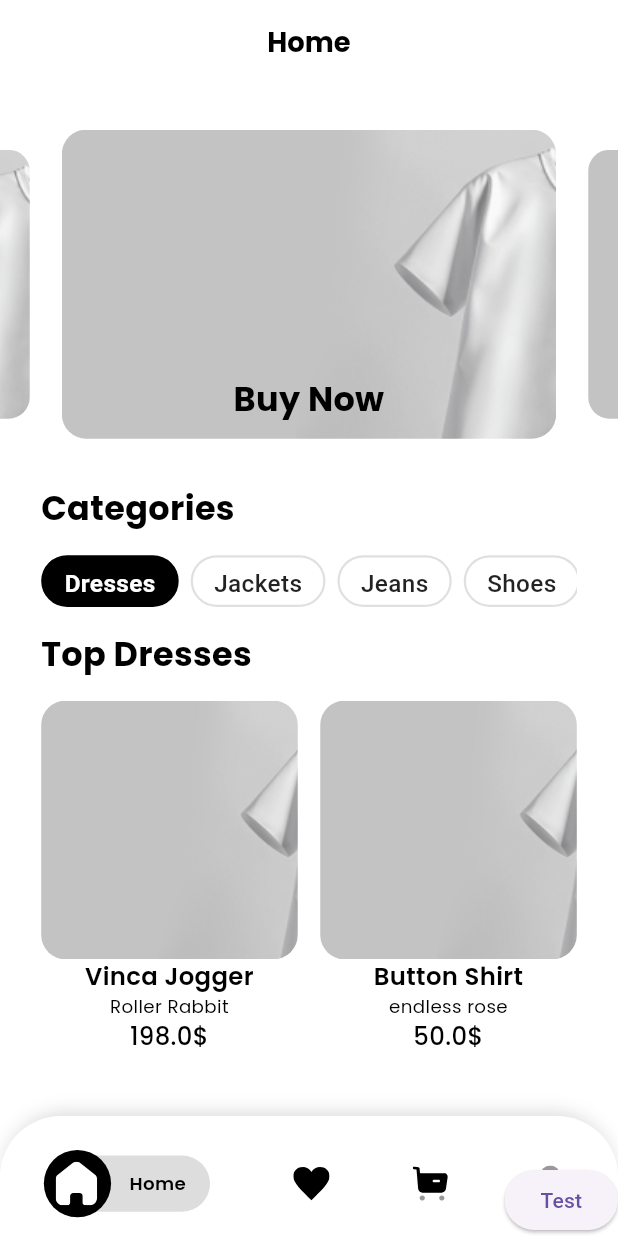
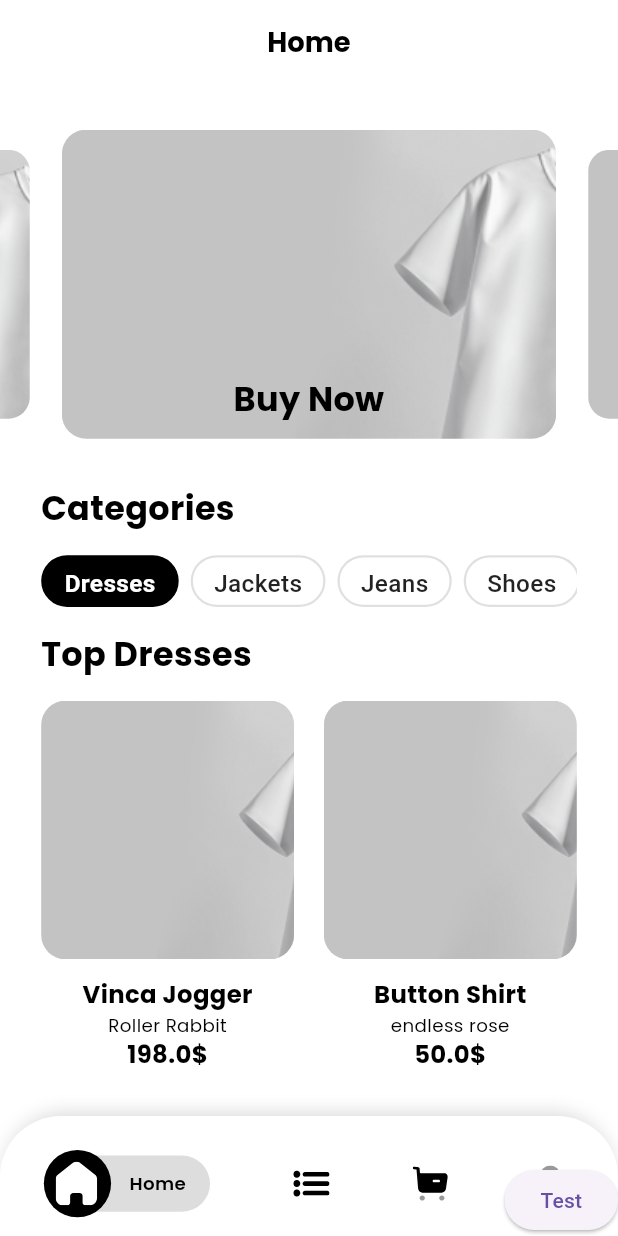
Before and after one commit to OmarAfifi-CSE/depi-flutter-graduation-project, a Flutter app: the HomeScreen screen opened by its route, on a phone screen of 412 x 824 dp. Run offline on Flutter 3.47's test engine with Material 3 defaults, Android fonts, the phone set to English and light mode, and no system bars; drawn by our look-alikes of carousel_slider, flutter_animate; our stand-ins replace bloc, cloud_firestore, firebase_auth, firebase_core, flutter_bloc, flutter_screenutil and 6 more; accounts and stored records are empty; generated files the repository leaves out were written again; network calls fail.

Commit message:
Add categories tab and icon, update localization
Introduces a new categories tab in place of wishlist, adds a categories SVG icon, and updates localization files and navigation bar to reflect the change. Also refactors related assets and adjusts product card/grid styling for improved UI consistency.

```diff
--- a/lib/l10n/app_ar.arb
+++ b/lib/l10n/app_ar.arb
@@ -134,6 +134,7 @@
 
 
   "home": "الرئيسية",
+  "categories": "الفئات",
   "cart": "السلة",
   "favorites": "المفضلة",
   "notifications": "الإشعارات",
@@ -142,7 +143,6 @@
 
   "search": "بحث",
   "clothes": "ملابس",
-  "categories": "فئات",
   "top_dresses": "أفضل الفساتين",
 
 
--- a/lib/l10n/app_en.arb
+++ b/lib/l10n/app_en.arb
@@ -138,6 +138,7 @@
   "error_happened": "Error happened",
 
   "home": "Home",
+  "categories": "Categories",
   "cart": "Cart",
   "favorites": "Wishlist",
   "notifications": "Notifications",
@@ -146,7 +147,6 @@
 
   "search": "Search",
   "clothes": "Clothes",
-  "categories": "Categories",
   "top_dresses": "Top Dresses",
 
 
--- a/lib/l10n/app_localizations.dart
+++ b/lib/l10n/app_localizations.dart
@@ -605,6 +605,12 @@ abstract class AppLocalizations {
   /// **'Home'**
   String get home;
 
+  /// No description provided for @categories.
+  ///
+  /// In en, this message translates to:
+  /// **'Categories'**
+  String get categories;
+
   /// No description provided for @cart.
   ///
   /// In en, this message translates to:
@@ -640,12 +646,6 @@ abstract class AppLocalizations {
   /// In en, this message translates to:
   /// **'Clothes'**
   String get clothes;
-
-  /// No description provided for @categories.
-  ///
-  /// In en, this message translates to:
-  /// **'Categories'**
-  String get categories;
 
   /// No description provided for @top_dresses.
   ///
--- a/lib/l10n/app_localizations_ar.dart
+++ b/lib/l10n/app_localizations_ar.dart
@@ -266,6 +266,9 @@ class AppLocalizationsAr extends AppLocalizations {
   String get home => 'الرئيسية';
 
   @override
+  String get categories => 'الفئات';
+
+  @override
   String get cart => 'السلة';
 
   @override
@@ -282,9 +285,6 @@ class AppLocalizationsAr extends AppLocalizations {
 
   @override
   String get clothes => 'ملابس';
-
-  @override
-  String get categories => 'فئات';
 
   @override
   String get top_dresses => 'أفضل الفساتين';
--- a/lib/l10n/app_localizations_en.dart
+++ b/lib/l10n/app_localizations_en.dart
@@ -266,6 +266,9 @@ class AppLocalizationsEn extends AppLocalizations {
   String get home => 'Home';
 
   @override
+  String get categories => 'Categories';
+
+  @override
   String get cart => 'Cart';
 
   @override
@@ -282,9 +285,6 @@ class AppLocalizationsEn extends AppLocalizations {
 
   @override
   String get clothes => 'Clothes';
-
-  @override
-  String get categories => 'Categories';
 
   @override
   String get top_dresses => 'Top Dresses';
--- a/lib/routing/router_generation_config.dart
+++ b/lib/routing/router_generation_config.dart
@@ -6,10 +6,10 @@ import 'package:batrina/views/auth/sign_in_screen.dart';
 import 'package:batrina/views/auth/sign_up_screen.dart';
 import 'package:batrina/views/auth/email_verification_screen.dart';
 import 'package:batrina/views/cart/cart_screen.dart';
+import 'package:batrina/views/home/category_screen.dart';
 import 'package:batrina/views/home/home_screen.dart';
 import 'package:batrina/views/onboarding/onboarding_screen.dart';
 import 'package:batrina/views/profile/profile_screen.dart';
-import 'package:batrina/views/wishlist/screens/wishlist_screen.dart';
 import 'package:batrina/views/wrapper_screen.dart';
 import 'package:firebase_auth/firebase_auth.dart';
 import 'package:flutter/cupertino.dart';
@@ -155,7 +155,7 @@ class RouterGenerationConfig {
                 GoRoute(
                   path: AppRoutes.wishlistScreen,
                   name: AppRoutes.wishlistScreen,
-                  builder: (context, state) => const WishlistScreen(),
+                  builder: (context, state) => const CategoryScreen(),
                 ),
               ],
             ),
--- a/lib/styling/app_assets.dart
+++ b/lib/styling/app_assets.dart
@@ -3,9 +3,10 @@ class AppAssets {
   static const String arrowBack = 'assets/images/arrow_back.svg';
   static const String forgotPassword = 'assets/lottie/Forgot Password.json';
   static const String homeIcon = 'assets/icons/home-icon.svg';
+  static const String categoriesIcon = 'assets/icons/categories-icon.svg';
+  static const String cartIcon = 'assets/icons/cart-icon.svg';
+  static const String profileIcon = 'assets/icons/profile-icon.svg';
   static const String favoriteIcon = 'assets/icons/favorite-icon.svg';
-  static const String cartIcon = 'assets/icons/cart-icon.svg';
   static const String notificationsIcon = 'assets/icons/notifications-icon.svg';
-  static const String profileIcon = 'assets/icons/profile-icon.svg';
   static const String categoryTestImage = 'assets/images/1.png';
 }
--- a/lib/views/home/widgets/product_card_widget.dart
+++ b/lib/views/home/widgets/product_card_widget.dart
@@ -1,4 +1,3 @@
-import 'package:batrina/styling/app_assets.dart';
 import 'package:batrina/widgets/custom_text.dart';
 import 'package:flutter/cupertino.dart';
 import 'package:flutter_screenutil/flutter_screenutil.dart';
@@ -8,28 +7,35 @@ class ProductCardWidget extends StatelessWidget {
   final String desc;
   final String brand;
   final String img;
-  const ProductCardWidget({super.key, required this.price, required this.desc, required this.brand, required this.img});
+
+  const ProductCardWidget({
+    super.key,
+    required this.price,
+    required this.desc,
+    required this.brand,
+    required this.img,
+  });
 
   @override
   Widget build(BuildContext context) {
     return Column(
+      mainAxisSize: MainAxisSize.min,
       children: [
         Container(
           height: 170.h,
           decoration: BoxDecoration(
             borderRadius: BorderRadius.circular(16.r),
-            image: DecorationImage(
-              image: AssetImage(img),
-              fit: BoxFit.cover,
-            ),
+            image: DecorationImage(image: AssetImage(img), fit: BoxFit.cover),
           ),
         ),
+        SizedBox(height: 12.h),
         Column(
+          mainAxisSize: MainAxisSize.min,
           children: [
             CustomText(
               data: brand,
               fontSize: 16.sp,
-              fontWeight: FontWeight.w600,
+              fontWeight: FontWeight.bold,
             ),
             CustomText(
               data: desc,
@@ -39,7 +45,7 @@ class ProductCardWidget extends StatelessWidget {
             CustomText(
               data: "$price\$",
               fontSize: 16.sp,
-              fontWeight: FontWeight.w500,
+              fontWeight: FontWeight.bold,
             ),
           ],
         ),
--- a/lib/views/home/widgets/product_grid_view.dart
+++ b/lib/views/home/widgets/product_grid_view.dart
@@ -1,8 +1,8 @@
 import 'package:batrina/models/product_model.dart';
 import 'package:batrina/styling/app_assets.dart';
-import 'package:batrina/views/home/widgets/product_card_widget.dart'
-    show ProductCardWidget;
+import 'package:batrina/views/home/widgets/product_card_widget.dart';
 import 'package:flutter/material.dart';
+import 'package:flutter_screenutil/flutter_screenutil.dart';
 
 final List<Product> products = [
   Product(
@@ -75,11 +75,11 @@ class ProductGridView extends StatelessWidget {
     return GridView.builder(
       shrinkWrap: true,
       physics: const NeverScrollableScrollPhysics(),
-      gridDelegate: const SliverGridDelegateWithFixedCrossAxisCount(
+      gridDelegate: SliverGridDelegateWithFixedCrossAxisCount(
         crossAxisCount: 2,
-        childAspectRatio: 0.65,
-        crossAxisSpacing: 15,
-        mainAxisSpacing: 30,
+        childAspectRatio: 0.6,
+        crossAxisSpacing: 18.w,
+        mainAxisSpacing: 20.h,
       ),
       itemCount: products.length,
       itemBuilder: (context, index) {
--- a/lib/views/wrapper_screen.dart
+++ b/lib/views/wrapper_screen.dart
@@ -12,7 +12,7 @@ class WrapperScreen extends StatelessWidget {
 
   static const List<String> _pageTitles = [
     'Home',
-    'Wishlist',
+    'Categories',
     'Cart',
     'Profile',
   ];
--- a/lib/widgets/custom_nav_bar.dart
+++ b/lib/widgets/custom_nav_bar.dart
@@ -54,8 +54,8 @@ class CustomNavBar extends StatelessWidget {
                     onTap: () => _selectTab(context, 0),
                   ),
                   CustomNavBarIcon(
-                    path: AppAssets.favoriteIcon,
-                    name: loc.favorites,
+                    path: AppAssets.categoriesIcon,
+                    name: loc.categories,
                     isSelected: state.index == 1,
                     onTap: () => _selectTab(context, 1),
                   ),
```
Also changed, not shown: assets/icons/categories-icon.svg (added).
